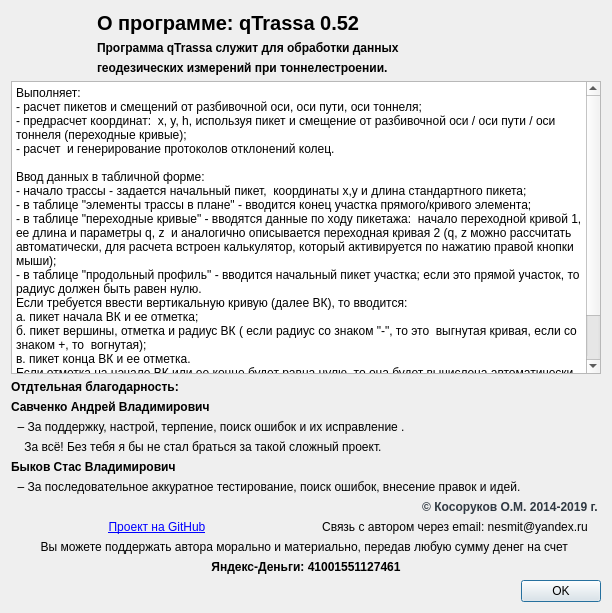
First picture: the form in form/about.ui, repository neos80/qTrassa, before the edit.
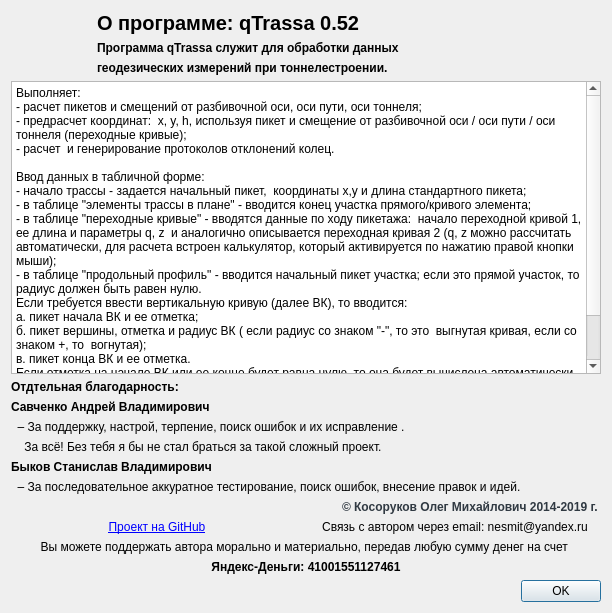
Second picture: the form after the edit. Icons and pictures are not drawn.

Patch:
```diff
--- a/form/about.ui
+++ b/form/about.ui
@@ -149,7 +149,7 @@
       </font>
      </property>
      <property name="text">
-      <string>Быков Стас Владимирович</string>
+      <string>Быков Станислав Владимирович</string>
      </property>
     </widget>
    </item>
@@ -172,7 +172,7 @@
       <enum>Qt::LeftToRight</enum>
      </property>
      <property name="text">
-      <string>&lt;html&gt;&lt;head/&gt;&lt;body&gt;&lt;p&gt;&lt;span style=&quot; font-family:'DejaVu Sans,Arial,sans-serif'; font-size:12px; color:#303942;&quot;&gt;© Косоруков О.М. 2014-2019 г. &lt;/span&gt;&lt;/p&gt;&lt;/body&gt;&lt;/html&gt;</string>
+      <string>&lt;html&gt;&lt;head/&gt;&lt;body&gt;&lt;p&gt;&lt;span style=&quot; font-family:'DejaVu Sans,Arial,sans-serif'; font-size:12px; color:#303942;&quot;&gt;© Косоруков Олег Михайлович 2014-2019 г. &lt;/span&gt;&lt;/p&gt;&lt;/body&gt;&lt;/html&gt;</string>
      </property>
      <property name="alignment">
       <set>Qt::AlignRight|Qt::AlignTrailing|Qt::AlignVCenter</set>
```
